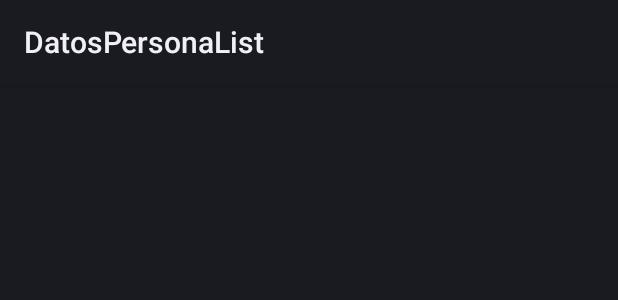
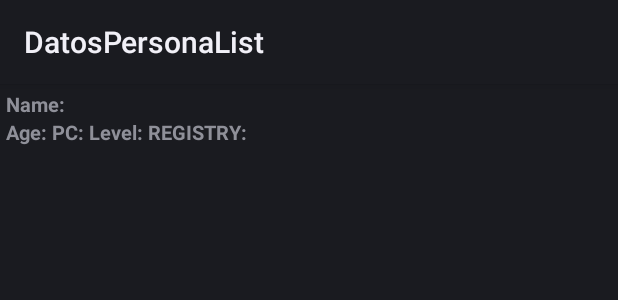
Before and after one commit to luisblazquezm/mii2-mobile-app-practises, an Android app: the layout list_view_personalized_layout.xml on its own in the app's theme, with its tools: preview values and no code run, on a phone screen of 412 x 824 dp. Shown: the top 300 px of the screen. Run offline under Robolectric (Android 15) with nearby library versions, the phone set to English and light mode, and no system bars.

Commit message:
[P3] [WIP] Only turning mobile left

```diff
--- a/practice_3/DatosPersonaListCarga/app/src/main/AndroidManifest.xml
+++ b/practice_3/DatosPersonaListCarga/app/src/main/AndroidManifest.xml
@@ -16,6 +16,8 @@
                 <category android:name="android.intent.category.LAUNCHER" />
             </intent-filter>
         </activity>
+        <activity android:name=".LanzaActividad">
+        </activity>
     </application>
 
 </manifest>
--- a/practice_3/DatosPersonaListCarga/app/src/main/res/layout/activity_main.xml
+++ b/practice_3/DatosPersonaListCarga/app/src/main/res/layout/activity_main.xml
@@ -5,7 +5,7 @@
     android:layout_width="match_parent"
     android:layout_height="wrap_content"
     android:orientation="vertical"
-    android:padding="45dp"
+    android:padding="40dp"
     tools:context=".MainActivity">
 
     <TextView
--- a/practice_3/DatosPersonaListCarga/app/src/main/res/layout/list_view_personalized_layout.xml
+++ b/practice_3/DatosPersonaListCarga/app/src/main/res/layout/list_view_personalized_layout.xml
@@ -2,21 +2,108 @@
     android:layout_width="match_parent"
     android:layout_height="?android:attr/listPreferredItemHeight"
     android:orientation="vertical"
-    android:padding="6dip" >
+    android:padding="4dip" >
+
+    <LinearLayout
+        android:layout_width="match_parent"
+        android:layout_height="wrap_content"
+        android:orientation="vertical">
+        <LinearLayout
+            android:layout_gravity="start"
+            android:layout_width="wrap_content"
+            android:layout_height="wrap_content"
+            android:orientation="horizontal">
+            <TextView
+                android:id="@+id/labelItemName"
+                android:layout_width="wrap_content"
+                android:layout_height="wrap_content"
+                android:textStyle="bold"
+                android:layout_marginRight="4sp"
+                android:text="@string/list_view_item_name_text"
+                android:textSize="13sp">
+            </TextView>
 
             <TextView
                 android:id="@+id/listItemName"
                 android:layout_width="wrap_content"
                 android:layout_height="wrap_content"
+                android:textSize="13sp">
+            </TextView>
+        </LinearLayout>
+
+        <LinearLayout
+            android:layout_gravity="start"
+            android:layout_width="wrap_content"
+            android:layout_height="wrap_content"
+            android:orientation="horizontal">
+            <TextView
+                android:id="@+id/labelItemAge"
+                android:layout_width="wrap_content"
+                android:layout_height="wrap_content"
                 android:textStyle="bold"
-        android:textSize="15sp">
+                android:text="@string/list_view_item_age_text"
+                android:textSize="13sp">
             </TextView>
 
             <TextView
-        android:id="@+id/listItemPhone"
+                android:id="@+id/listItemAge"
                 android:layout_width="wrap_content"
                 android:layout_height="wrap_content"
-        android:textSize="10sp">
+                android:layout_marginRight="3sp"
+                android:textSize="13sp">
             </TextView>
 
+            <TextView
+                android:id="@+id/labelItemDrivingLicense"
+                android:layout_width="wrap_content"
+                android:layout_height="wrap_content"
+                android:textStyle="bold"
+                android:text="@string/list_view_item_pc_text"
+                android:textSize="13sp">
+            </TextView>
+
+            <TextView
+                android:id="@+id/listItemDrivingLicense"
+                android:layout_width="wrap_content"
+                android:layout_height="wrap_content"
+                android:layout_marginRight="3sp"
+                android:textSize="13sp">
+            </TextView>
+
+            <TextView
+                android:id="@+id/labelItemEnglishLevel"
+                android:layout_width="wrap_content"
+                android:layout_height="wrap_content"
+                android:textStyle="bold"
+                android:text="@string/list_view_item_english_level_text"
+                android:textSize="13sp">
+            </TextView>
+
+            <TextView
+                android:id="@+id/listItemEnglishLevel"
+                android:layout_width="wrap_content"
+                android:layout_height="wrap_content"
+                android:layout_marginRight="3sp"
+                android:textSize="13sp">
+            </TextView>
+
+            <TextView
+                android:id="@+id/labelItemRegistryDate"
+                android:layout_width="wrap_content"
+                android:layout_height="wrap_content"
+                android:textStyle="bold"
+                android:text="@string/list_view_item_date_text"
+                android:textSize="13sp">
+            </TextView>
+
+            <TextView
+                android:id="@+id/listItemDate"
+                android:layout_width="wrap_content"
+                android:layout_height="wrap_content"
+                android:textSize="13sp">
+            </TextView>
+
+        </LinearLayout>
+    </LinearLayout>
+
 </LinearLayout >
```
Also changed, not shown: practice_3/DatosPersonaListCarga/app/src/main/java/com/example/datospersonalistcarga/AdapterPerson.java (+8 -2 lines), practice_3/DatosPersonaListCarga/app/src/main/java/com/example/datospersonalistcarga/LanzaActividad.java (+10 -10 lines), practice_3/DatosPersonaListCarga/app/src/main/java/com/example/datospersonalistcarga/MainActivity.java (+28 -9 lines), practice_3/DatosPersonaListCarga/app/src/main/java/com/example/datospersonalistcarga/UnaPersona.java (+43 -5 lines), practice_3/DatosPersonaListCarga/app/src/main/java/com/example/datospersonalistcarga/storage/DataStorage.java (added, +26 -0 lines), practice_3/DatosPersonaListCarga/app/src/main/res/values/strings.xml (+31 -19 lines), practice_3/DatosPersonaListCarga/app/src/main/res/mipmap-hdpi/ic_launcher.png, practice_3/DatosPersonaListCarga/app/src/main/res/mipmap-mdpi/ic_launcher.png, practice_3/DatosPersonaListCarga/app/src/main/res/mipmap-xhdpi/ic_launcher.png, practice_3/DatosPersonaListCarga/app/src/main/res/mipmap-xxhdpi/ic_launcher.png, practice_3/DatosPersonaListCarga/app/src/main/res/mipmap-xxxhdpi/ic_launcher.png, 3 other files. Lines whose indentation alone changed are shown as unchanged.
